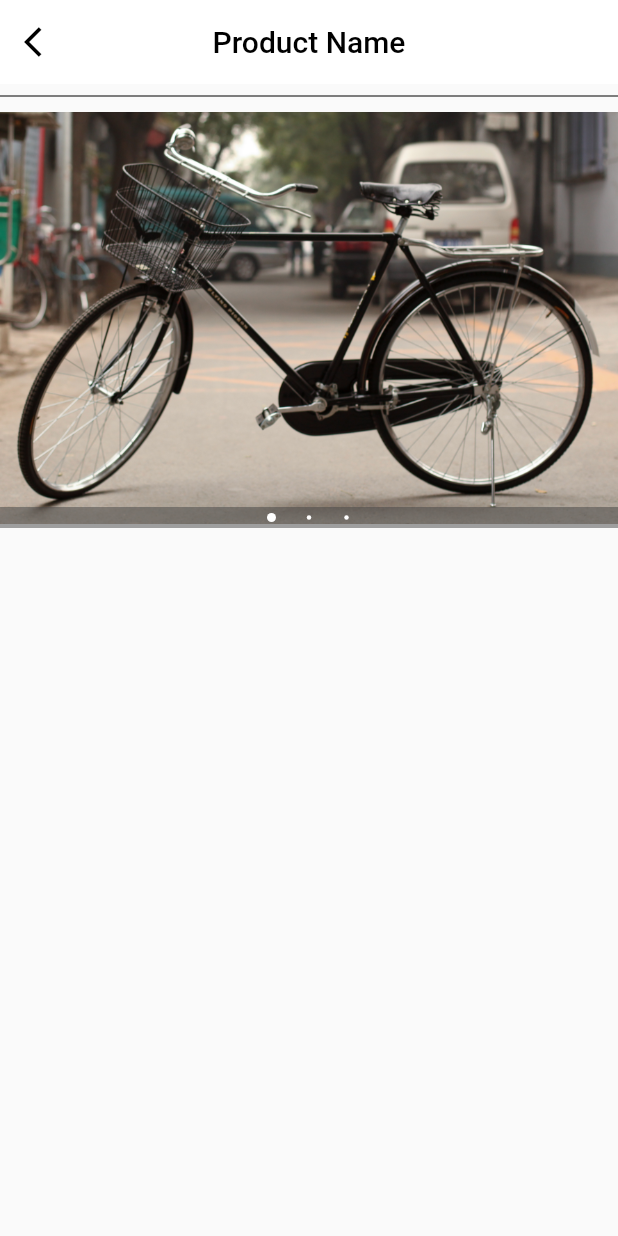
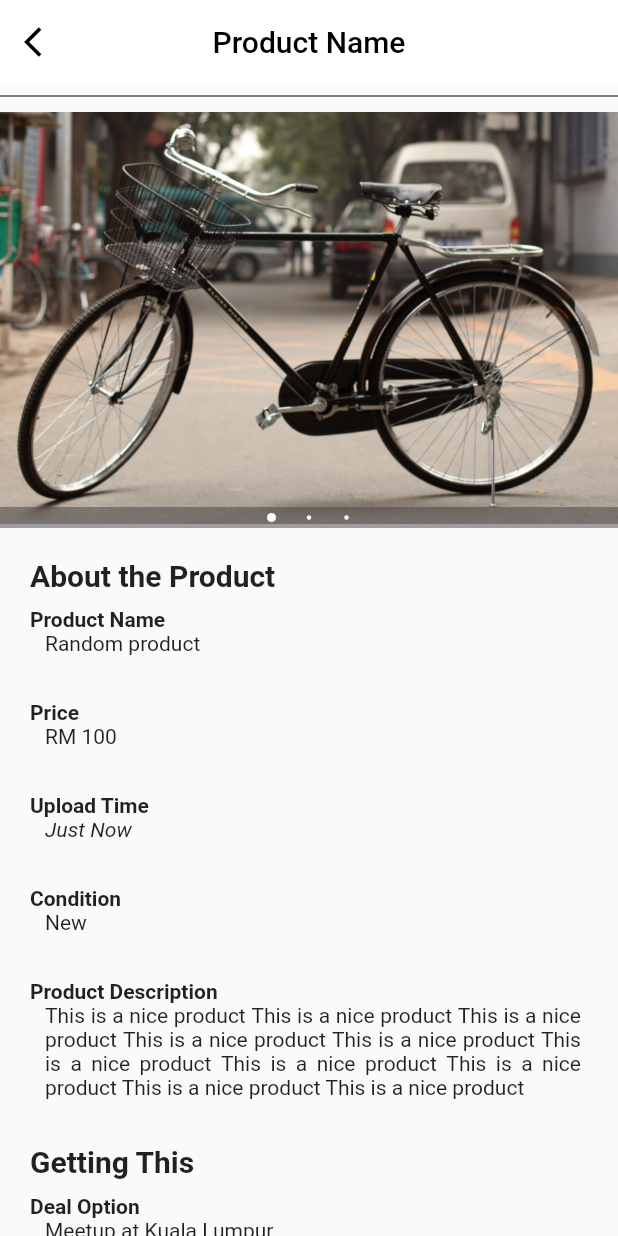
Before and after one commit to jacksonwjc99/secondbuy, a Flutter app: the screen it shows after launch, after a tap on "Bicycle", on a phone screen of 412 x 824 dp. Run offline on Flutter 3.47's test engine with Material 2 defaults, Android fonts, the phone set to English and light mode, and no system bars; drawn by our look-alikes of carousel_pro; our stand-ins replace firebase_auth, firebase_database; missing offline and left inert: flappy_search_bar; accounts and stored records are empty.

Commit message:
product design

```diff
--- a/lib/Util/Components/categories_list.dart
+++ b/lib/Util/Components/categories_list.dart
@@ -4,7 +4,7 @@ class CategoryList extends StatelessWidget {
   @override
   Widget build(BuildContext context) {
     return Container(
-      height: 130.0,
+      height: 100.0,
       child: ListView(
         scrollDirection: Axis.horizontal,
         children: <Widget>[
@@ -95,18 +95,18 @@ class Category extends StatelessWidget {
       child: InkWell(
         onTap: () {},
         child: Container(
-          width: 120.0,
+          width: 90.0,
           child: ListTile(
             title: Image.asset(
               image_location,
-              width: 70.0,
-              height: 70.0,
+              width: 50.0,
+              height: 50.0,
             ),
             subtitle: Container(
               margin: const EdgeInsets.only(top: 10.0),
               child: Text(
                 image_caption,
-                style: TextStyle(fontSize: 12),
+                style: TextStyle(fontSize: 10),
                 textAlign: TextAlign.center,
               ),
             ),
--- a/lib/Util/Components/products.dart
+++ b/lib/Util/Components/products.dart
@@ -1,7 +1,5 @@
 import 'package:flutter/material.dart';
-import 'package:secondbuy/Util/Global.dart';
-import 'package:firebase_database/firebase_database.dart';
-import 'package:secondbuy/product_details.dart';
+import 'package:secondbuy/proddetails.dart';
 
 class Products extends StatefulWidget {
   @override
@@ -9,28 +7,55 @@ class Products extends StatefulWidget {
 }
 
 class _ProductsState extends State<Products> {
-
   var product_list = [
     {
+      "id": "1",
+      "name": "Bicycle",
+      "photoURL": "images/bicycle1.jpg",
+      "price": 200,
+    },
+    {
+      "id": "2",
+      "name": "Earphone",
+      "photoURL": "images/earphone1.jpg",
+      "price": 300,
+    },
+    {
+      "id": "3",
+      "name": "Fan",
+      "photoURL": "images/fan1.jpg",
+      "price": 100,
+    },
+    {
+      "id": "4",
+      "name": "Earphone",
+      "photoURL": "images/earphone1.jpg",
+      "price": 100,
+    },
+    {
+      "id": "5",
       "name": "Bicycle",
       "photoURL": "images/bicycle1.jpg",
       "price": 100,
     },
     {
-      "name": "Earphone",
-      "photoURL": "images/earphone1.jpg",
-      "price": 200,
-    }
+      "id": "6",
+      "name": "Fan",
+      "photoURL": "images/fan1.jpg",
+      "price": 100,
+    },
   ];
 
   @override
   Widget build(BuildContext context) {
     return GridView.builder(
         itemCount: product_list.length,
-        gridDelegate:
-            new SliverGridDelegateWithFixedCrossAxisCount(crossAxisCount: 2),
+        gridDelegate: new SliverGridDelegateWithFixedCrossAxisCount(
+          crossAxisCount: 2,
+        ),
         itemBuilder: (BuildContext context, int index) {
           return single_prod(
+            product_id: product_list[index]['id'],
             product_name: product_list[index]['name'],
             product_photoURL: product_list[index]['photoURL'],
             product_price: product_list[index]['price'],
@@ -40,11 +65,13 @@ class _ProductsState extends State<Products> {
 }
 
 class single_prod extends StatelessWidget {
+  final product_id;
   final product_name;
   final product_photoURL;
   final product_price;
 
   single_prod({
+    this.product_id,
     this.product_name,
     this.product_photoURL,
     this.product_price,
@@ -54,15 +81,13 @@ class single_prod extends StatelessWidget {
   Widget build(BuildContext context) {
     return Card(
       child: Hero(
-        tag: product_name,
+        tag: product_id,
         child: Material(
           child: InkWell(
             onTap: () {
               Navigator.push(
                 context,
-                MaterialPageRoute(
-                    builder: (context) =>
-                        product_details()),
+                MaterialPageRoute(builder: (context) => ProdDetails()),
               );
             },
             child: GridTile(
--- a/lib/home.dart
+++ b/lib/home.dart
@@ -9,7 +9,7 @@ class Homepage extends StatelessWidget {
   @override
   Widget build(BuildContext context) {
     Widget image_carousel = new Container(
-      height: 200.0,
+      height: 170.0,
       child: new Carousel(
         boxFit: BoxFit.cover,
         images: [
@@ -62,7 +62,7 @@ class Homepage extends StatelessWidget {
           ),
 
           Container(
-            height: 320.0,
+            height: 380.0,
             child: Products(),
           ),
         ],
--- /dev/null
+++ b/lib/proddetails.dart
@@ -0,0 +1,254 @@
+import 'package:flutter/material.dart';
+import 'package:carousel_pro/carousel_pro.dart';
+
+import 'main.dart';
+
+class ProdDetails extends StatelessWidget {
+  @override
+  Widget build(BuildContext context) {
+    double c_width = MediaQuery.of(context).size.width*0.94;
+
+    Widget image_carousel = new Container(
+      height: 280.0,
+      child: new Carousel(
+        boxFit: BoxFit.cover,
+        images: [
+          Image.asset('images/bicycle1.jpg'),
+          Image.asset('images/fan1.jpg'),
+          Image.asset('images/earphone1.jpg'),
+        ],
+        autoplay: true,
+        autoplayDuration: Duration(seconds: 8),
+        animationCurve: Curves.fastOutSlowIn,
+        animationDuration: Duration(milliseconds: 1000),
+        dotSize: 3.0,
+        indicatorBgPadding: 4.0,
+      ),
+    );
+
+    return Scaffold(
+      appBar: AppBar(
+        backgroundColor: Colors.white,
+        title: Text(
+          'Product Name',
+          style: TextStyle(
+            color: Colors.black,
+          ),
+        ),
+        centerTitle: true,
+        elevation: 0,
+        automaticallyImplyLeading: true,
+        leading: IconButton(
+            icon: Icon(
+              Icons.arrow_back_ios,
+              color: Colors.black,
+            ),
+            onPressed: () {
+              Navigator.push(
+                context,
+                MaterialPageRoute(builder: (context) => App()),
+              );
+            }),
+      ),
+      body: SingleChildScrollView(
+        child: new Column(
+          children: <Widget>[
+            Divider(color: Colors.black),
+            //show slide
+            image_carousel,
+            Row(
+              children: <Widget>[
+                new Column(
+                  crossAxisAlignment: CrossAxisAlignment.start,
+                  children: <Widget>[
+                    //Product
+                    new Container(
+                      padding: const EdgeInsets.only(left: 20.0, bottom: 10.0, top: 20.0),
+                      child: new Text(
+                        'About the Product',
+                        style: TextStyle(fontWeight: FontWeight.bold, fontSize: 20),
+                      ),
+                    ),
+
+                    new Container(
+                      padding: const EdgeInsets.only(left: 20.0),
+                      child: new Text(
+                        'Product Name',
+                        style: TextStyle(fontWeight: FontWeight.bold),
+                      ),
+                    ),
+                    new Container(
+                      padding: const EdgeInsets.only(left: 30.0),
+                      width: c_width,
+                      child: new Text(
+                        'Random product',
+                      ),
+                    ),
+                    SizedBox(height: 30.0),
+
+                    new Container(
+                      padding: const EdgeInsets.only(left: 20.0),
+                      child: new Text(
+                        'Price',
+                        style: TextStyle(fontWeight: FontWeight.bold),
+                      ),
+                    ),
+                    new Container(
+                      padding: const EdgeInsets.only(left: 30.0),
+                      width: c_width,
+                      child: new Text(
+                        'RM 100',
+                      ),
+                    ),
+                    SizedBox(height: 30.0),
+
+                    new Container(
+                      padding: const EdgeInsets.only(left: 20.0),
+                      child: new Text(
+                        'Upload Time',
+                        style: TextStyle(fontWeight: FontWeight.bold),
+                      ),
+                    ),
+                    new Container(
+                      padding: const EdgeInsets.only(left: 30.0),
+                      width: c_width,
+                      child: new Text(
+                        'Just Now',
+                        style: TextStyle(fontStyle: FontStyle.italic),
+                      ),
+                    ),
+                    SizedBox(height: 30.0),
+
+                    new Container(
+                      padding: const EdgeInsets.only(left: 20.0),
+                      child: new Text(
+                        'Condition',
+                        style: TextStyle(fontWeight: FontWeight.bold),
+                      ),
+                    ),
+                    new Container(
+                      padding: const EdgeInsets.only(left: 30.0),
+                      width: c_width,
+                      child: new Text(
+                        'New',
+                      ),
+                    ),
+                    SizedBox(height: 30.0),
+
+                    new Container(
+                      padding: const EdgeInsets.only(left: 20.0),
+                      child: new Text(
+                        'Product Description',
+                        style: TextStyle(fontWeight: FontWeight.bold),
+                      ),
+                    ),
+                    new Container(
+                      padding: const EdgeInsets.only(left: 30.0),
+                      width: c_width,
+                      child: new Text(
+                        'This is a nice product This is a nice product This is a nice product This is a nice product This is a nice product This is a nice product This is a nice product This is a nice product This is a nice product This is a nice product ',
+                        textAlign: TextAlign.justify,
+                      ),
+                    ),
+                    SizedBox(height: 30.0),
+
+                    //deal option
+                    new Container(
+                      padding: const EdgeInsets.only(left: 20.0, bottom: 10.0),
+                      child: new Text(
+                        'Getting This',
+                        style: TextStyle(fontWeight: FontWeight.bold, fontSize: 20),
+                      ),
+                    ),
+
+                    new Container(
+                      padding: const EdgeInsets.only(left: 20.0),
+                      child: new Text(
+                        'Deal Option',
+                        style: TextStyle(fontWeight: FontWeight.bold),
+                      ),
+                    ),
+                    new Container(
+                      padding: const EdgeInsets.only(left: 30.0),
+                      width: c_width,
+                      child: new Text(
+                        'Meetup at Kuala Lumpur',
+                      ),
+                    ),
+                    SizedBox(height: 30.0),
+
+                    //seller details
+                    new Container(
+                      padding: const EdgeInsets.only(left: 20.0, bottom: 10.0),
+                      child: new Text(
+                        'About the Seller',
+                        style: TextStyle(fontWeight: FontWeight.bold, fontSize: 20),
+                      ),
+                    ),
+
+                    new Container(
+                      padding: const EdgeInsets.only(left: 20.0),
+                      child: new Text(
+                        'Seller Name',
+                        style: TextStyle(fontWeight: FontWeight.bold),
+                      ),
+                    ),
+                    new Container(
+                      padding: const EdgeInsets.only(left: 30.0),
+                      width: c_width,
+                      child: new Text(
+                        'Jackson',
+                      ),
+                    ),
+                    SizedBox(height: 20.0),
+                  ],
+                ),
+              ],
+            ),
+            Divider(color: Colors.black),
+            Row(
+              children: <Widget>[
+                Expanded(
+                  child:  new IconButton(icon: Icon(Icons.favorite_border, color: Colors.black,), onPressed: (){})
+                ),
+
+                Expanded(
+                  child: OutlineButton(
+                    child: Text("Chat"),
+                    onPressed: (){},
+                    shape: new RoundedRectangleBorder(
+                        borderRadius:
+                        new BorderRadius.circular(
+                            30.0)),
+                    borderSide: BorderSide(
+                      style: BorderStyle.solid,
+                      width: 1,
+                    ),
+                  ),
+                  flex: 1,
+                ),
+                SizedBox(width: 20.0),
+                Expanded(
+                  child: OutlineButton(
+                    child: Text("Make Offers"),
+                    onPressed: (){},
+                    shape: new RoundedRectangleBorder(
+                        borderRadius:
+                        new BorderRadius.circular(
+                            30.0)),
+                    borderSide: BorderSide(
+                      style: BorderStyle.solid,
+                      width: 1,
+                    ),
+                  ),
+                  flex: 1,
+                ),
+                SizedBox(width: 20.0),
+              ],
+            ),
+          ],
+        ),
+      ),
+    );
+  }
+}
--- a/lib/product_details.dart
+++ /dev/null
@@ -1,61 +0,0 @@
-import 'package:flutter/material.dart';
-import 'package:carousel_pro/carousel_pro.dart';
-
-import 'main.dart';
-
-class product_details extends StatelessWidget {
-  @override
-  Widget build(BuildContext context) {
-    Widget image_carousel = new Container(
-      height: 280.0,
-      child: new Carousel(
-        boxFit: BoxFit.cover,
-        images: [
-          Image.asset('images/bicycle1.jpg'),
-          Image.asset('images/fan1.jpg'),
-          Image.asset('images/earphone1.jpg'),
-        ],
-        autoplay: true,
-        autoplayDuration: Duration(seconds: 8),
-        animationCurve: Curves.fastOutSlowIn,
-        animationDuration: Duration(milliseconds: 1000),
-        dotSize: 3.0,
-        indicatorBgPadding: 4.0,
-      ),
-    );
-
-    return Scaffold(
-      appBar: AppBar(
-        backgroundColor: Colors.white,
-        title: Text(
-          'Product Name',
-          style: TextStyle(color: Colors.black,),
-        ),
-        centerTitle: true,
-        elevation: 0,
-        automaticallyImplyLeading: true,
-        leading: IconButton(
-            icon: Icon(
-              Icons.arrow_back_ios,
-              color: Colors.black,
-            ),
-            onPressed: () {
-              Navigator.push(
-                context,
-                MaterialPageRoute(builder: (context) => App()),
-              );
-            }),
-      ),
-      body: new ListView(
-        children: <Widget>[
-          Divider(color: Colors.black),
-          //show slide
-          image_carousel,
-          Container(
-
-          ),
-        ],
-      ),
-    );
-  }
-}
```
